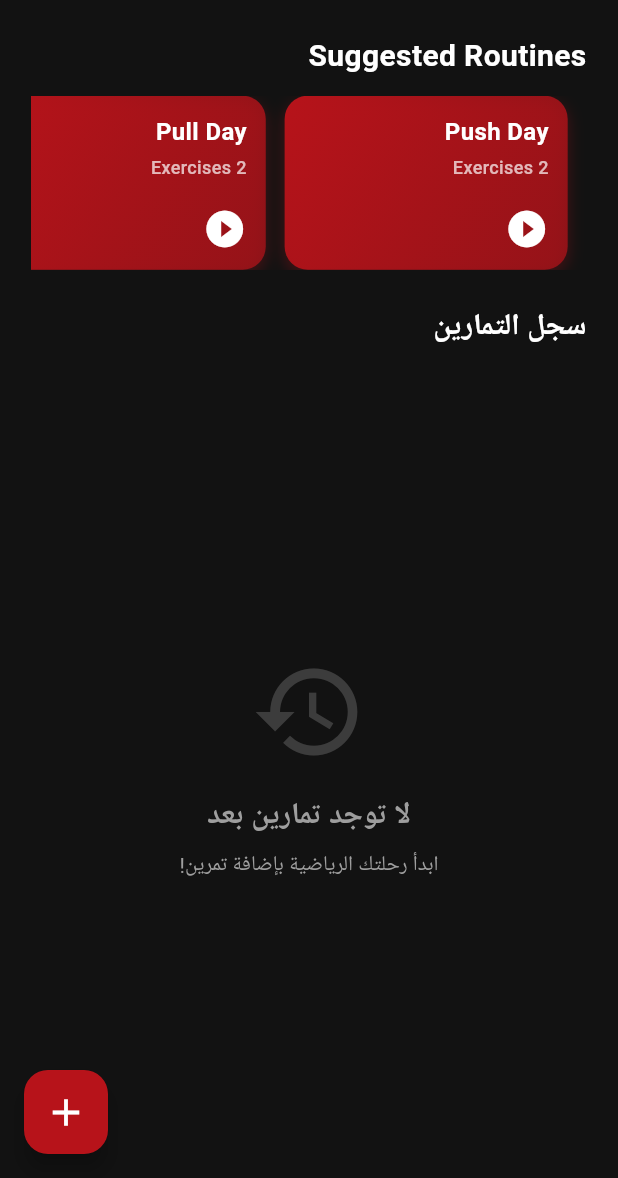
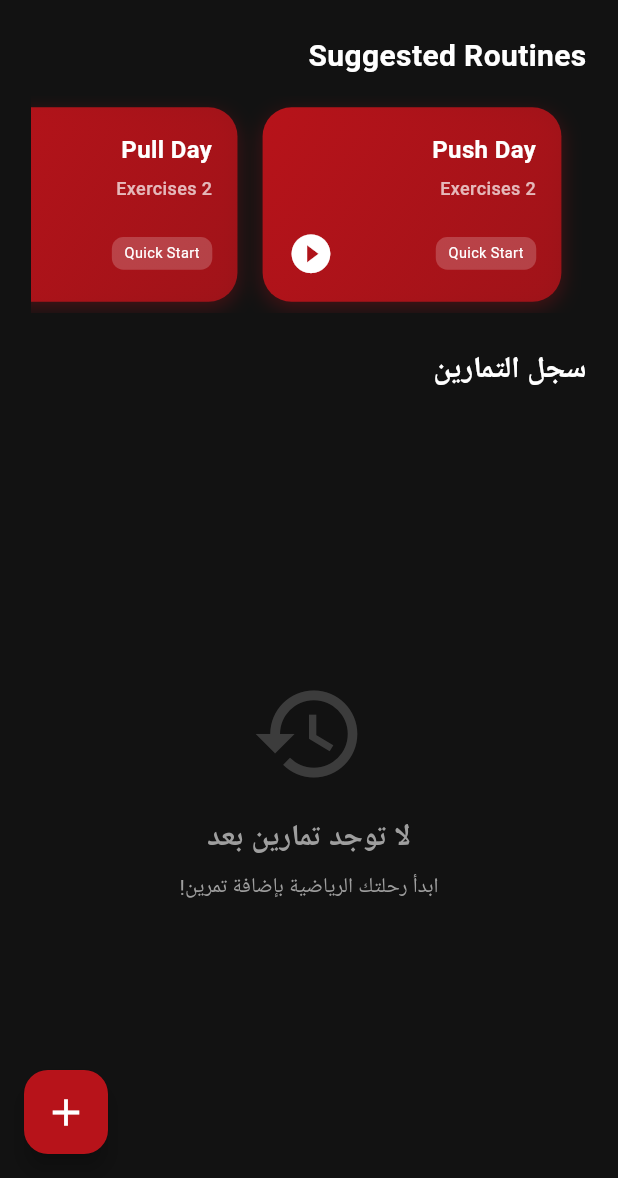
Before and after one commit to joo-ali/lift-log, a Flutter app: the WorkoutScreen screen opened by its route, on a phone screen of 412 x 824 dp, the part 58-1236 px from its top. Run offline on Flutter 3.47's test engine with Material 3 defaults, Android fonts, the light colour scheme and no system bars; our stand-ins replace cloud_firestore, equatable, firebase_auth, firebase_core, flutter_bloc, flutter_screenutil and 4 more; accounts and stored records are empty; generated files the repository leaves out were written again; network calls fail; Roboto replaces fonts that are missing (Montserrat).

Commit message:
Update UI for suggested routines in Workout Screen
Enhance the layout and styling of the suggested routine cards to prevent content overflow and improve visual consistency. This affects:
- Increased container height and horizontal list padding to accommodate shadows and prevent overflow.
- Refined card dimensions, margins, and border radius for a more modern look.
- Updated color styling to use `withValues(alpha: ...)` for gradients and shadows.
- Added a "Quick Start" label and improved icon placement within the routine cards.

```diff
--- a/lib/features/workout/workout_screen.dart
+++ b/lib/features/workout/workout_screen.dart
@@ -55,12 +55,13 @@ class _WorkoutScreenState extends State<WorkoutScreen> {
               ),
               SizedBox(height: 12.h),
               SizedBox(
-                height: 120.h,
+                height: 150.h, // زودنا الارتفاع عشان نمنع الـ Overflow
                 child: BlocBuilder<WorkoutCubit, WorkoutState>(
                   builder: (context, state) {
                     if (state is WorkoutLoaded && state.suggestedRoutines.isNotEmpty) {
                       return ListView.builder(
                         scrollDirection: Axis.horizontal,
+                        padding: EdgeInsets.symmetric(vertical: 8.h), // مساحة للـ Shadow
                         itemCount: state.suggestedRoutines.length,
                         itemBuilder: (context, index) {
                           final routine = state.suggestedRoutines[index];
@@ -74,27 +75,26 @@ class _WorkoutScreenState extends State<WorkoutScreen> {
                               );
                             },
                             child: Container(
-                              width: 180.w,
-                              margin: EdgeInsets.only(right: 12.w),
-                              padding: EdgeInsets.all(12.w),
+                              width: 190.w, // عرض مناسب
+                              margin: EdgeInsets.only(right: 16.w),
+                              padding: EdgeInsets.all(16.w),
                               decoration: BoxDecoration(
                                 gradient: LinearGradient(
-                                  colors: [AppColors.primary, AppColors.primary.withOpacity(0.7)],
+                                  colors: [AppColors.primary, AppColors.primary.withValues(alpha: 0.8)],
                                   begin: Alignment.topLeft,
                                   end: Alignment.bottomRight,
                                 ),
-                                borderRadius: BorderRadius.circular(16.r),
+                                borderRadius: BorderRadius.circular(20.r),
                                 boxShadow: [
                                   BoxShadow(
-                                    color: AppColors.primary.withOpacity(0.3),
-                                    blurRadius: 8,
+                                    color: AppColors.primary.withValues(alpha: 0.3),
+                                    blurRadius: 10,
                                     offset: const Offset(0, 4),
                                   ),
                                 ],
                               ),
                               child: Column(
                                 crossAxisAlignment: CrossAxisAlignment.start,
-                                mainAxisAlignment: MainAxisAlignment.center,
                                 children: [
                                   Text(
                                     routine.title,
@@ -105,15 +105,28 @@ class _WorkoutScreenState extends State<WorkoutScreen> {
                                     maxLines: 1,
                                     overflow: TextOverflow.ellipsis,
                                   ),
-                                  SizedBox(height: 4.h),
+                                  SizedBox(height: 6.h),
                                   Text(
                                     "${routine.exercises.length} Exercises",
                                     style: AppTextStyles.labelSm.copyWith(color: Colors.white70),
                                   ),
                                   const Spacer(),
-                                  Align(
-                                    alignment: Alignment.bottomRight,
-                                    child: Icon(Icons.play_circle_fill, color: Colors.white, size: 28.w),
+                                  Row(
+                                    mainAxisAlignment: MainAxisAlignment.spaceBetween,
+                                    children: [
+                                      Container(
+                                        padding: EdgeInsets.symmetric(horizontal: 8.w, vertical: 4.h),
+                                        decoration: BoxDecoration(
+                                          color: Colors.white.withValues(alpha: 0.2),
+                                          borderRadius: BorderRadius.circular(8.r),
+                                        ),
+                                        child: Text(
+                                          "Quick Start",
+                                          style: TextStyle(color: Colors.white, fontSize: 10.sp),
+                                        ),
+                                      ),
+                                      Icon(Icons.play_circle_fill, color: Colors.white, size: 32.sp),
+                                    ],
                                   ),
                                 ],
                               ),
```
